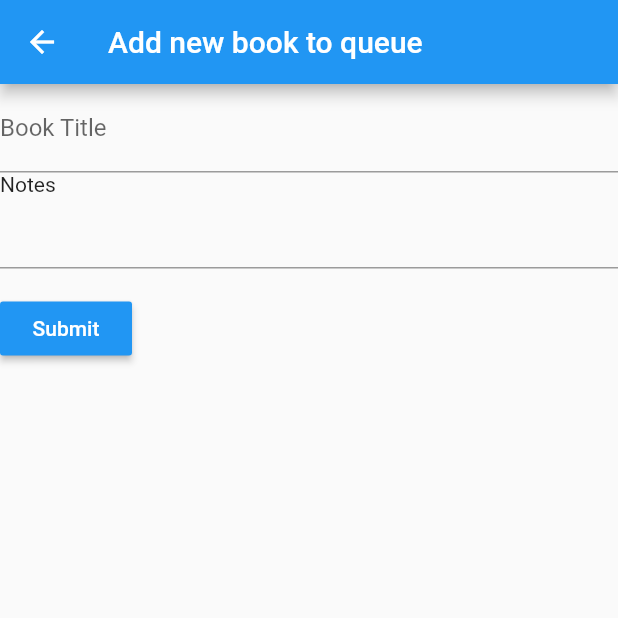
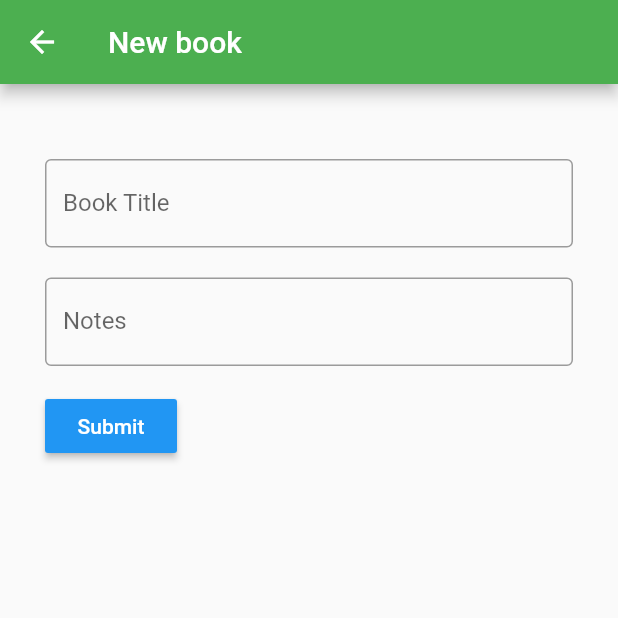
Before and after one commit to zwhitten/media_queue, a Flutter app: the screen it shows after launch, after a tap on the "add" icon, on a phone screen of 412 x 824 dp, the top half of it. Run offline on Flutter 3.47's test engine with Material 2 defaults, Android fonts, the phone set to English and light mode, and no system bars; our stand-ins replace sqflite; accounts and stored records are empty.

Commit message:
Cleanup and refactoring

```diff
--- a/lib/db.dart
+++ b/lib/db.dart
@@ -78,10 +78,10 @@ class DatabaseClient{
     final result = <Media>[];
     var dbClient = await db;
     List<Map> resultList = await dbClient.query(mediaTable,
-      columns: [columnId, columnTitle, columnComplete, columnNotes, columnOrder],
+      columns: [columnId, columnTitle, columnComplete, columnNotes, columnOrder, columnType],
       where: "$columnType = ? ",
       whereArgs: [type],
-      orderBy: "$columnOrder asc");
+      orderBy: "$columnComplete, $columnOrder asc");
 
     for(var mapEntry in resultList){
       result.add(Media.fromMap(mapEntry));
--- a/lib/main.dart
+++ b/lib/main.dart
@@ -63,31 +63,10 @@ class AppPageState extends State<AppPage>
             new MediaPage(type: 'book'),
             new MediaPage(type: 'show')
           ]),
-          floatingActionButton: new FloatingActionButton(
-              onPressed: _newItem, child: new Icon(Icons.add)),
         );
   }
 
-  void _newItem() {
-    String type = _tabController.index==0? 'book':'show';
-    Navigator
-        .of(context)
-        .push(new MaterialPageRoute(builder: (BuildContext context) {
-      return new Scaffold(
-        appBar: new AppBar(
-          title:  Text("Add new $type to queue"),
-        ),
-        body: new MyForm(type: type)
-      );
-    })).then((val)=> setState((){
-      debugPrint("Set state called...");
-    }));
-  }
 
-  void resetState() {
-    debugPrint("Reset called");
-    setState(() {});
-  }
 }
 
 class MyForm extends StatefulWidget {
@@ -104,25 +83,30 @@ class MyFormState extends State<MyForm> {
 
   Media _mediaInfo = new Media();
   DatabaseClient client = new DatabaseClient();
+
   void addMedia() {
-//    setState(() {
     _mediaInfo.type = this.type;
     _mediaInfo.order = 100;
     client.insert(_mediaInfo);
-//    parentReset();
-//    });
   }
 
   @override
   Widget build(BuildContext context) {
-    return new Form(
+    final String titleLabel = type == 'book' ? 'Book Title' : 'Show Title';
+    final String placeholder = type == 'book' ? 'Moby Dick' : 'Breaking Bad';
+    return Form(
         key: _formKey,
-        child: new Column(
+        child: Padding(
+            padding: const EdgeInsets.all(30.0),
+            child: Column(
               crossAxisAlignment: CrossAxisAlignment.start,
               children: <Widget>[
-            new TextFormField(
-              decoration: new InputDecoration(
-                  hintText: 'Moby Dick', labelText: 'Book Title'),
+                SizedBox(height: 20.0,),
+                TextFormField(
+                  decoration: InputDecoration(
+                    border: new OutlineInputBorder(),
+                      hintText: placeholder,
+                      labelText: titleLabel),
                   validator: (value) {
                     if (value.isEmpty) {
                       return 'Please Enter a Title';
@@ -132,8 +116,11 @@ class MyFormState extends State<MyForm> {
                     this._mediaInfo.title = value;
                   },
                 ),
-            new Text('Notes'),
-            new TextFormField(
+                SizedBox(height: 20.0,),
+                TextFormField(
+                  decoration: InputDecoration(
+                      border: new OutlineInputBorder(),
+                      labelText: "Notes"),
                   onSaved: (String value) {
                     this._mediaInfo.notes = value;
                   },
@@ -144,7 +131,8 @@ class MyFormState extends State<MyForm> {
                       onPressed: () {
                         if (_formKey.currentState.validate()) {
                           Scaffold.of(context).showSnackBar(
-                          new SnackBar(content: new Text("ProcessingData")));
+                              new SnackBar(
+                                  content: new Text("ProcessingData")));
                           _formKey.currentState.save();
                           addMedia();
                           Navigator.pop(context, true);
@@ -157,7 +145,9 @@ class MyFormState extends State<MyForm> {
                       color: Colors.blue,
                     ))
               ],
-        ));
+            )
+        )
+    );
   }
 }
 
@@ -222,24 +212,59 @@ class MediaPageState extends State<MediaPage> {
 
   @override
   Widget build(BuildContext context) {
-    return Column(
+    return Stack(
+        fit: StackFit.expand,
+        children: <Widget>[
+          Column(
             children: <Widget>[
               Expanded(
                   child: ReorderableList(
                       onReorder: this._reorderCallBack,
                       child: ListView.builder(
                           itemCount: this.mediaList.length,
-                  itemBuilder: (BuildContext c, index) => new Item(
+                          itemBuilder: (BuildContext c, index) =>
+                          Item(
                               media: mediaList[index],
                               first: index == 0,
                               last: index == mediaList.length - 1,
-                      deleteAction: () => this.deleteItem(mediaList[index].id))
+                              deleteAction: () =>
+                                  this.deleteItem(mediaList[index].id),
+                              completeAction: (val) =>
+                                  this.toggleComplete(val, mediaList[index]),
+                          ),
                       )
                   )
               )
+            ],
+          ),
+          Positioned(
+            right: 20.0,
+            bottom: 20.0,
+            child: FloatingActionButton(
+              child: Icon(Icons.add),
+              onPressed: _newItem,
+              backgroundColor: Colors.teal,
 
-      ],
+            )
+          )
+        ]);
+  }
+
+  void _newItem() {
+
+    Navigator
+        .of(context)
+        .push(MaterialPageRoute(builder: (BuildContext context) {
+      return Scaffold(
+          appBar: AppBar(
+            backgroundColor: Colors.green,
+            title: Text("New $mediaType"),
+          ),
+          body: MyForm(type: mediaType)
       );
+    }))
+        .then((val) =>
+        client.getMediaByType(this.mediaType).then(this.setMedia));
     }
 
   void deleteItem(int id) {
@@ -248,16 +273,23 @@ class MediaPageState extends State<MediaPage> {
       client.getMediaByType(this.mediaType).then(this.setMedia );
     });
   }
+
+  void toggleComplete(bool newVal, Media mediaItem) {
+    mediaItem.complete = newVal;
+    client.update(mediaItem);
+    client.getMediaByType(this.mediaType).then(this.setMedia);
+  }
 }
 
 class Item extends StatelessWidget {
-  Item({this.media, this.first, this.last, this.deleteAction});
+  Item({this.media, this.first, this.last, this.deleteAction, this.completeAction});
 
   final Media media;
   final bool first;
   final bool last;
 
   var deleteAction;
+  var completeAction;
 
   BoxDecoration _buildDecoration(BuildContext context, bool dragging) {
     return BoxDecoration(
@@ -271,13 +303,15 @@ class Item extends StatelessWidget {
   }
 
   Widget _buildChild(BuildContext context, bool dragging) {
+    final Color backGroundColor = dragging ? Colors.lightGreen :
+    (media.complete ? Colors.grey : Colors.white);
     return GestureDetector(
-        onLongPress: () => deleteAction(),
+        onLongPress: deleteAction,
         child: Container(
           height: 50.0,
       decoration:
           BoxDecoration(
-              color: dragging ? Colors.lightGreen : Colors.white70,
+              color: backGroundColor,
               border: Border.all(
               color: Colors.lightBlueAccent,
             width: 1.0
@@ -287,7 +321,9 @@ class Item extends StatelessWidget {
           bottom: false,
           child: Row(
             children: <Widget>[
-              Checkbox(value: false),
+              Checkbox(
+                onChanged: completeAction,
+                value: media.complete),
               Expanded(child: Text(media.title)),
               Icon(Icons.reorder, color: dragging ? Colors.blue : Colors.grey)
             ],
```
Lines whose indentation alone changed are shown as unchanged.
